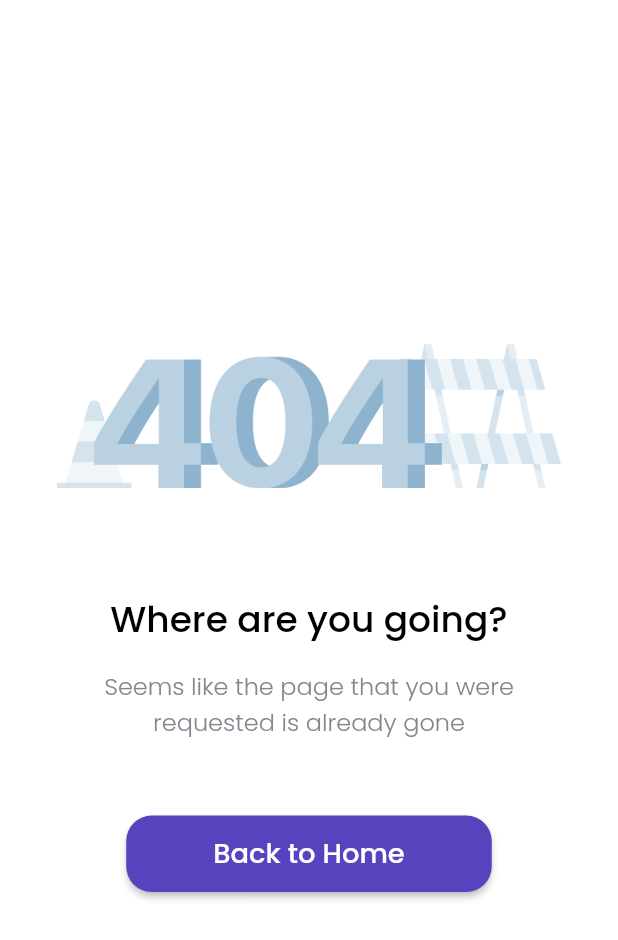
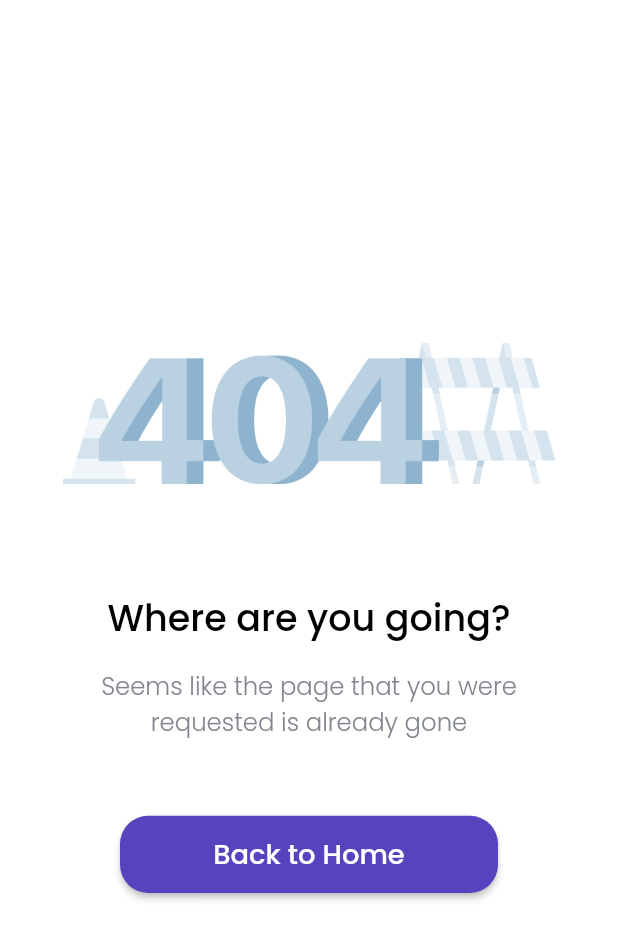
Before and after one commit to dzakybrori/cozy_app, a Flutter app: the ErrorPage screen opened directly, on a phone screen of 412 x 824 dp. Shown: the top 940 px of the screen. Run offline on Flutter 3.47's test engine with Material 2 defaults, Android fonts, the light colour scheme and no system bars; our stand-ins replace flutter_screenutil, google_fonts.

Commit message:
Error Page finished responsive.

```diff
--- a/lib/pages/error_page.dart
+++ b/lib/pages/error_page.dart
@@ -1,6 +1,7 @@
+import 'package:flutter/material.dart';
+import 'package:flutter_screenutil/flutter_screenutil.dart';
 import 'package:cozy_app/pages/home_page.dart';
 import 'package:cozy_app/theme.dart';
-import 'package:flutter/material.dart';
 
 class ErrorPage extends StatelessWidget {
   @override
@@ -10,7 +11,7 @@ class ErrorPage extends StatelessWidget {
       body: SafeArea(
         bottom: false,
         child: Padding(
-          padding: EdgeInsets.all(38),
+          padding: EdgeInsets.all(38.w),
           child: Column(
             mainAxisAlignment: MainAxisAlignment.center,
             children: [
@@ -19,28 +20,28 @@ class ErrorPage extends StatelessWidget {
                 width: MediaQuery.of(context).size.width,
               ),
               SizedBox(
-                height: 70,
+                height: 70.h,
               ),
               Text(
                 'Where are you going?',
                 style: titleTextStyle.copyWith(
-                  fontSize: 24,
+                  fontSize: 24.sp,
                 ),
                 textAlign: TextAlign.center,
               ),
               SizedBox(
-                height: 14,
+                height: 14.h,
               ),
               Text(
                 'Seems like the page that you were\nrequested is already gone',
                 style: subTitleTextStyle.copyWith(
-                  fontSize: 16,
+                  fontSize: 16.sp,
                   color: lightGreySubTextColor,
                 ),
                 textAlign: TextAlign.center,
               ),
               SizedBox(
-                height: 50,
+                height: 50.h,
               ),
               ElevatedButton(
                 onPressed: () {
@@ -54,8 +55,8 @@ class ErrorPage extends StatelessWidget {
                 },
                 child: Padding(
                   padding: EdgeInsets.symmetric(
-                    horizontal: 42,
-                    vertical: 12,
+                    horizontal: 42.w,
+                    vertical: 12.h,
                   ),
                   child: Text(
                     'Back to Home',
@@ -65,7 +66,7 @@ class ErrorPage extends StatelessWidget {
                 style: ElevatedButton.styleFrom(
                   primary: primaryColor,
                   shape: RoundedRectangleBorder(
-                    borderRadius: BorderRadius.circular(17),
+                    borderRadius: BorderRadius.circular(17.w),
                   ),
                 ),
               ),
```
